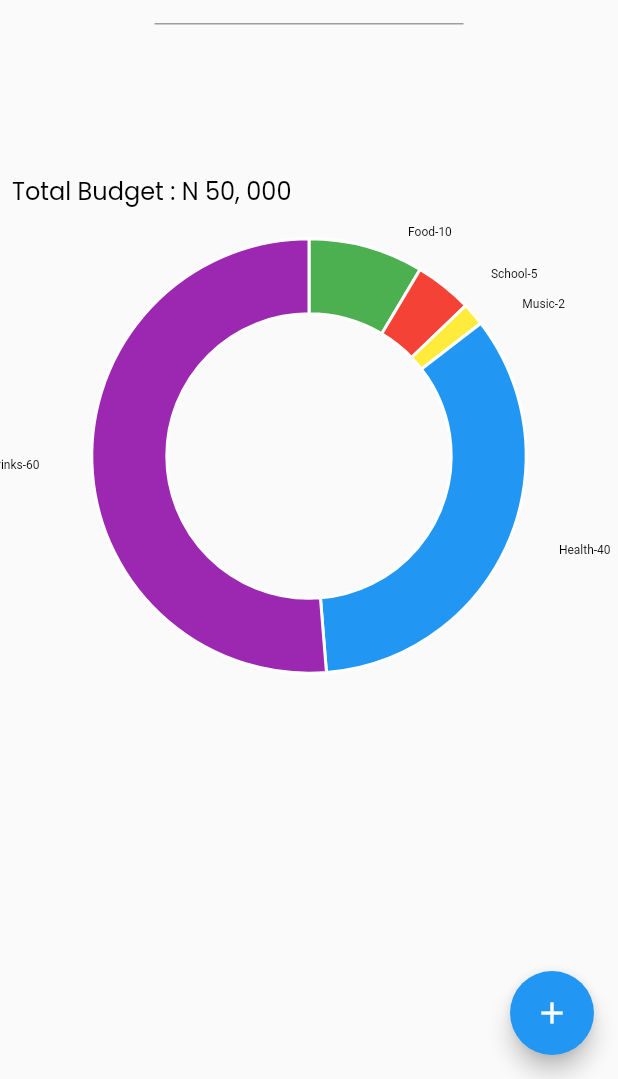
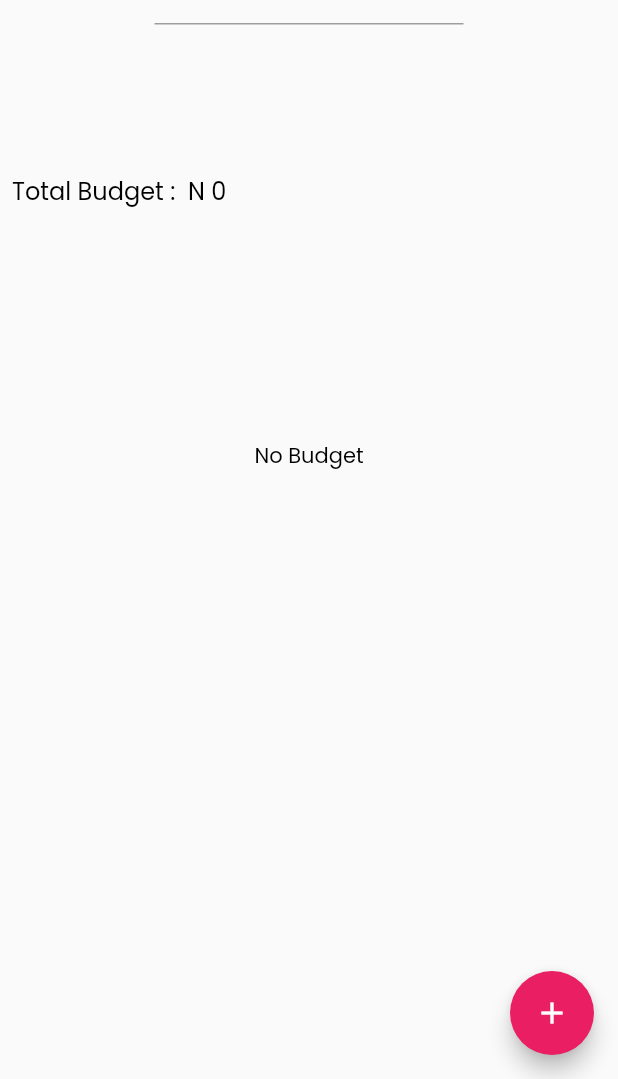
Before and after one commit to Dennis247/ExpenseManager, a Flutter app: the ExpensePage screen opened by its route, after a tap on the "arrow back ios" icon, after a tap on "Budget", on a phone screen of 412 x 824 dp, the part 157-1236 px from its top. Run offline on Flutter 3.47's test engine with Material 2 defaults, Android fonts, the phone set to English and light mode, and no system bars; our stand-ins replace awesome_dialog, charts_flutter, flutter_multi_formatter, flutter_spinkit, font_awesome_flutter, get_it and 2 more.

Commit message:
ss added

```diff
--- a/lib/Data/mockData.dart
+++ b/lib/Data/mockData.dart
@@ -47,11 +47,11 @@ class MOckData {
   ];
 
   static List<Category> categoryLIst = [
-    Category(id: "1", name: "Food", iconData: FontAwesomeIcons.caretRight),
+    Category(id: "1", name: "Food", iconData: FontAwesomeIcons.cheese),
     Category(id: "2", name: "School", iconData: FontAwesomeIcons.school),
     Category(id: "3", name: "Music", iconData: FontAwesomeIcons.music),
     Category(id: "4", name: "Health", iconData: FontAwesomeIcons.hospital),
-    Category(id: "5", name: "Shopping", iconData: FontAwesomeIcons.shopify)
+    Category(id: "5", name: "Games", iconData: FontAwesomeIcons.gamepad)
   ];
 
   static List<ChartCategory> monthlyExpenseList = [
--- a/lib/models/budget.dart
+++ b/lib/models/budget.dart
@@ -2,7 +2,7 @@ import 'package:flutter/cupertino.dart';
 
 class Budget {
   final String id;
-  final double amount;
+  final int amount;
   final String categoryId;
   final String yearMonth;
 
--- a/lib/services/budgetService.dart
+++ b/lib/services/budgetService.dart
@@ -1,13 +1,64 @@
-import 'package:expense_tracker/Data/mockData.dart';
 import 'package:expense_tracker/models/budget.dart';
+import 'package:expense_tracker/models/response.dart';
+import 'package:expense_tracker/services/categoryService.dart';
+import 'package:expense_tracker/utils/helpers.dart';
+import 'package:expense_tracker/viewmodels/chartCategory.dart';
 import 'package:flutter/cupertino.dart';
+import 'package:charts_flutter/flutter.dart' as charts;
+
+import '../main.dart';
 
 class BudgetService {
+  List<Budget> _budgetList = [];
+  List<Budget> get budgetList {
+    return _budgetList;
+  }
+
+  List<Budget> getBudgetByYearMonth({@required String yearMonth}) {
+    final budgetLIst =
+        _budgetList.where((element) => element.yearMonth == yearMonth).toList();
+    return budgetLIst;
+  }
+
+  int getTotalBudgetByYearMonth({@required String yearMonth}) {
+    final currentBudgetList =
+        _budgetList.where((element) => element.yearMonth == yearMonth).toList();
+    var totalSum = 0;
+    currentBudgetList.forEach((element) {
+      totalSum += element.amount;
+    });
+    return totalSum;
+  }
+
+  ResponseModel addBudget(Budget budget) {
+    _budgetList.add(budget);
+    return ResponseModel(isSucessfull: true, responseMessage: "budget Added");
+  }
+
   Budget getBudget({@required String budgetId}) {
-    final budget = MOckData.budgetlist.firstWhere(
-        (element) => element.id == budgetId,
+    final budget = _budgetList.firstWhere((element) => element.id == budgetId,
         orElse: () =>
             Budget(id: "0", amount: 0, categoryId: "0", yearMonth: null));
     return budget;
   }
+
+  List<ChartCategory> getBudgetChart(String yearMonth) {
+    final currentBudgetList =
+        _budgetList.where((element) => element.yearMonth == yearMonth).toList();
+    List<ChartCategory> _chartCategory = [];
+    currentBudgetList.forEach((element) {
+      final category = locator<CategoryService>()
+          .getCategory(categoryId: element.categoryId);
+      String categoryName = category.name;
+      ChartCategory chCat = ChartCategory(
+          itemId: element.id,
+          category: categoryName,
+          count: element.amount,
+          yearMonth: element.yearMonth,
+          chartColor: charts.ColorUtil.fromDartColor(
+              Helpers.getChartColor(categoryName)));
+      _chartCategory.add(chCat);
+    });
+    return _chartCategory;
+  }
 }
--- a/lib/ui/pages/budget/budgetPage.dart
+++ b/lib/ui/pages/budget/budgetPage.dart
@@ -1,13 +1,17 @@
-import 'package:expense_tracker/Data/mockData.dart';
-import 'package:expense_tracker/ui/pages/budget/addBudgetPage.dart';
+import 'package:expense_tracker/models/budget.dart';
+import 'package:expense_tracker/services/budgetService.dart';
+import 'package:expense_tracker/ui/pages/home/homePage.dart';
 import 'package:expense_tracker/ui/widgets/appMonthYearWidget.dart';
 import 'package:expense_tracker/ui/widgets/budgetCategoryChartWIdget.dart';
-import 'package:expense_tracker/ui/widgets/expenseCategoryChartWidget.dart';
 import 'package:expense_tracker/ui/widgets/globalWidgets.dart';
 import 'package:expense_tracker/utils/appStyles.dart';
-import 'package:expense_tracker/utils/constants.dart';
 import 'package:expense_tracker/utils/helpers.dart';
+import 'package:expense_tracker/viewmodels/chartCategory.dart';
 import 'package:flutter/material.dart';
+import 'package:provider/provider.dart';
+
+import '../../../main.dart';
+import 'addBudgetPage.dart';
 
 class BudgetPage extends StatefulWidget {
   static final routeName = "budget-page";
@@ -17,10 +21,20 @@ class BudgetPage extends StatefulWidget {
 
 class _BudgetPageState extends State<BudgetPage> {
   TextEditingController _dateControler = TextEditingController();
+  List<Budget> _budgetList = [];
   @override
   void initState() {
+    //set selected month & year to current month & year
+    Provider.of<ChartCategroryProvider>(context, listen: false)
+        .setSelectedMonthYear(Helpers.getFormattedDate(DateTime.now()), false);
     _dateControler.text = Helpers.getFormattedDate(DateTime.now());
+    _getCurrentBudgetList();
     super.initState();
+  }
+
+  _getCurrentBudgetList() {
+    _budgetList = locator<BudgetService>().getBudgetByYearMonth(
+        yearMonth: Helpers.getFormattedDate(DateTime.now()));
   }
 
   @override
@@ -39,12 +53,17 @@ class _BudgetPageState extends State<BudgetPage> {
           leading: IconButton(
               icon: Icon(Icons.arrow_back_ios),
               onPressed: () {
-                Navigator.of(context).pop();
+                Navigator.of(context).pushReplacementNamed(HomePage.routeName);
               }),
         ),
         body: Padding(
             padding: const EdgeInsets.all(8.0),
-          child: Column(
+            child: Consumer<ChartCategroryProvider>(
+              builder: (context, chartData, _) {
+                var totalBudget = locator<BudgetService>()
+                    .getTotalBudgetByYearMonth(
+                        yearMonth: chartData.selectedMonthYear);
+                return Column(
                   crossAxisAlignment: CrossAxisAlignment.center,
                   children: [
                     SizedBox(
@@ -60,7 +79,7 @@ class _BudgetPageState extends State<BudgetPage> {
                       mainAxisAlignment: MainAxisAlignment.spaceBetween,
                       children: <Widget>[
                         Text(
-                    "Total Budget : N 50, 000",
+                          "Total Budget :  ${Helpers.getCurrencyString(totalBudget)}",
                           style: AppTextStyles.appBlackigTextStyle,
                         ),
                       ],
@@ -70,25 +89,32 @@ class _BudgetPageState extends State<BudgetPage> {
                       child: Container(
                           alignment: Alignment.center,
                           height: appSize.height * 0.4,
-                    child: MOckData.expenseList.length == 0
+                          child: locator<BudgetService>()
+                                      .getBudgetChart(
+                                          chartData.selectedMonthYear)
+                                      .length ==
+                                  0
                               ? Center(
                                   child: Text(
-                              "No Recent Budget",
+                                    "No Budget",
                                     style: AppTextStyles.appTextStyle,
                                   ),
                                 )
                               : BudgetCategortyChartWidget(
-                            budgetCategoryList: MOckData.monthlyExpenseList,
+                                  budgetCategoryList: locator<BudgetService>()
+                                      .getBudgetChart(
+                                          chartData.selectedMonthYear),
                                 )),
                     )
                   ],
-          ),
-        ),
+                );
+              },
+            )),
         floatingActionButton: FloatingActionButton(
           onPressed: () {
             Navigator.of(context).pushNamed(AddBudgetPage.routeName);
           },
-          backgroundColor: Colors.blue,
+          backgroundColor: Colors.pink,
           child: Icon(Icons.add),
         ),
       ),
--- a/lib/ui/pages/expense/expensePage.dart
+++ b/lib/ui/pages/expense/expensePage.dart
@@ -45,7 +45,7 @@ class _ExpensePageState extends State<ExpensePage> {
       child: Scaffold(
         appBar: AppBar(
           title: Text(
-            "My Expenses",
+            "My Expense",
             style: AppTextStyles.appLightHeaderTextStyle,
           ),
           elevation: 0,
@@ -80,13 +80,13 @@ class _ExpensePageState extends State<ExpensePage> {
                       mainAxisAlignment: MainAxisAlignment.spaceBetween,
                       children: <Widget>[
                         Text(
-                          "Total Expense : N $totalExpense",
+                          "Total Expense : ${Helpers.getCurrencyString(totalExpense)}",
                           style: AppTextStyles.appBlackigTextStyle,
                         ),
                       ],
                     ),
                     Padding(
-                      padding: const EdgeInsets.only(left: 20, right: 20),
+                      padding: const EdgeInsets.only(left: 25, right: 25),
                       child: Container(
                           alignment: Alignment.center,
                           height: appSize.height * 0.4,
--- a/lib/ui/pages/home/homePage.dart
+++ b/lib/ui/pages/home/homePage.dart
@@ -1,4 +1,5 @@
 import 'package:expense_tracker/Data/mockData.dart';
+import 'package:expense_tracker/services/budgetService.dart';
 import 'package:expense_tracker/services/categoryService.dart';
 import 'package:expense_tracker/services/expenseService.dart';
 import 'package:expense_tracker/ui/pages/budget/budgetPage.dart';
@@ -76,6 +77,8 @@ class _HomePageState extends State<HomePage> {
   Widget build(BuildContext context) {
     final appSize = GlobalWidgets.getAppSize(context);
     final currentExpesne = locator<ExpenseService>().getTotalExpenseByYearMonth(
+        yearMonth: Helpers.getFormattedDate(DateTime.now()));
+    final currentBudget = locator<BudgetService>().getTotalBudgetByYearMonth(
         yearMonth: Helpers.getFormattedDate(DateTime.now()));
     return SafeArea(
       child: Scaffold(
@@ -155,7 +158,7 @@ class _HomePageState extends State<HomePage> {
                                                   .smallblackTextStyle,
                                             ),
                                             Text(
-                                              ("N $currentExpesne"),
+                                              ("${Helpers.getCurrencyString(currentExpesne)}"),
                                               style: AppTextStyles
                                                   .appPrimaryColorHeaderTextStyle,
                                             ),
@@ -173,7 +176,7 @@ class _HomePageState extends State<HomePage> {
                                                   .smallblackTextStyle,
                                             ),
                                             Text(
-                                              ("N 10,000"),
+                                              ("${Helpers.getCurrencyString(currentBudget)}"),
                                               style: AppTextStyles
                                                   .appGreenHeaderTextStyle,
                                             ),
--- a/lib/ui/widgets/budgetCategoryChartWIdget.dart
+++ b/lib/ui/widgets/budgetCategoryChartWIdget.dart
@@ -2,6 +2,7 @@ import 'package:expense_tracker/main.dart';
 import 'package:expense_tracker/models/budget.dart';
 import 'package:expense_tracker/services/budgetService.dart';
 import 'package:expense_tracker/ui/pages/budget/editBudget.dart';
+import 'package:expense_tracker/utils/helpers.dart';
 import 'package:expense_tracker/viewmodels/chartCategory.dart';
 import 'package:flutter/material.dart';
 import 'package:charts_flutter/flutter.dart' as charts;
@@ -42,7 +43,7 @@ class _BudgetCategortyChartWidgetState
             // Set a label accessor to control the text of the arc label.
 
             labelAccessorFn: (ChartCategory row, _) =>
-                '${row.category}-${row.count}',
+                '${row.category}-${Helpers.getCurrencyString(row.count)}',
           )
         ],
         selectionModels: [
@@ -57,7 +58,6 @@ class _BudgetCategortyChartWidgetState
                         budget: budget,
                       )));
 
-              //   final category =
               //go to edit budget
             },
           )
@@ -70,11 +70,8 @@ class _BudgetCategortyChartWidgetState
               labelPosition: charts.ArcLabelPosition.outside,
               labelPadding: 0,
               outsideLabelStyleSpec: new charts.TextStyleSpec(
-                  fontSize: 8,
+                  fontSize: 10,
                   color: charts.ColorUtil.fromDartColor(Colors.black)))
         ]));
   }
-
-  /// Create one series with sample hard coded data.
-
 }
--- a/lib/ui/widgets/expenseCategoryChartWidget.dart
+++ b/lib/ui/widgets/expenseCategoryChartWidget.dart
@@ -1,5 +1,6 @@
 import 'package:expense_tracker/services/expenseService.dart';
 import 'package:expense_tracker/ui/pages/expense/editExpense.dart';
+import 'package:expense_tracker/utils/helpers.dart';
 import 'package:expense_tracker/viewmodels/chartCategory.dart';
 import 'package:flutter/material.dart';
 import 'package:charts_flutter/flutter.dart' as charts;
@@ -42,7 +43,7 @@ class _ExpenseCategortyChartWidgetState
             // Set a label accessor to control the text of the arc label.
 
             labelAccessorFn: (ChartCategory row, _) =>
-                '${row.category}-${row.count}',
+                '${row.category}-${Helpers.getCurrencyString(row.count)}',
           )
         ],
         selectionModels: [
@@ -68,7 +69,7 @@ class _ExpenseCategortyChartWidgetState
               labelPosition: charts.ArcLabelPosition.outside,
               labelPadding: 0,
               outsideLabelStyleSpec: new charts.TextStyleSpec(
-                  fontSize: 8,
+                  fontSize: 10,
                   color: charts.ColorUtil.fromDartColor(Colors.black)))
         ]));
   }
--- a/lib/utils/helpers.dart
+++ b/lib/utils/helpers.dart
@@ -2,6 +2,8 @@ import 'dart:math';
 
 import 'package:flutter/cupertino.dart';
 import 'package:flutter/material.dart';
+import 'package:flutter_multi_formatter/flutter_multi_formatter.dart';
+import 'package:flutter_multi_formatter/formatters/money_input_formatter.dart';
 import 'package:intl/intl.dart';
 
 class Helpers {
@@ -29,6 +31,11 @@ class Helpers {
     return int.parse(amt);
   }
 
+  static String getCurrencyString(int value) {
+    return (value.toCurrencyString(
+        leadingSymbol: "N", mantissaLength: 0, useSymbolPadding: true));
+  }
+
   static Color getChartColor(String category) {
     if (category == "Food") {
       return Colors.green;
@@ -45,7 +52,7 @@ class Helpers {
     if (category == "Drinks") {
       return Colors.purple;
     }
-    if (category == "Shopping") {
+    if (category == "Games") {
       return Colors.orange;
     }
 
```
Also changed, not shown: lib/ui/pages/budget/addBudgetPage.dart (+38 -16 lines), ss/ss.jpg (added). Lines whose indentation alone changed are shown as unchanged.
